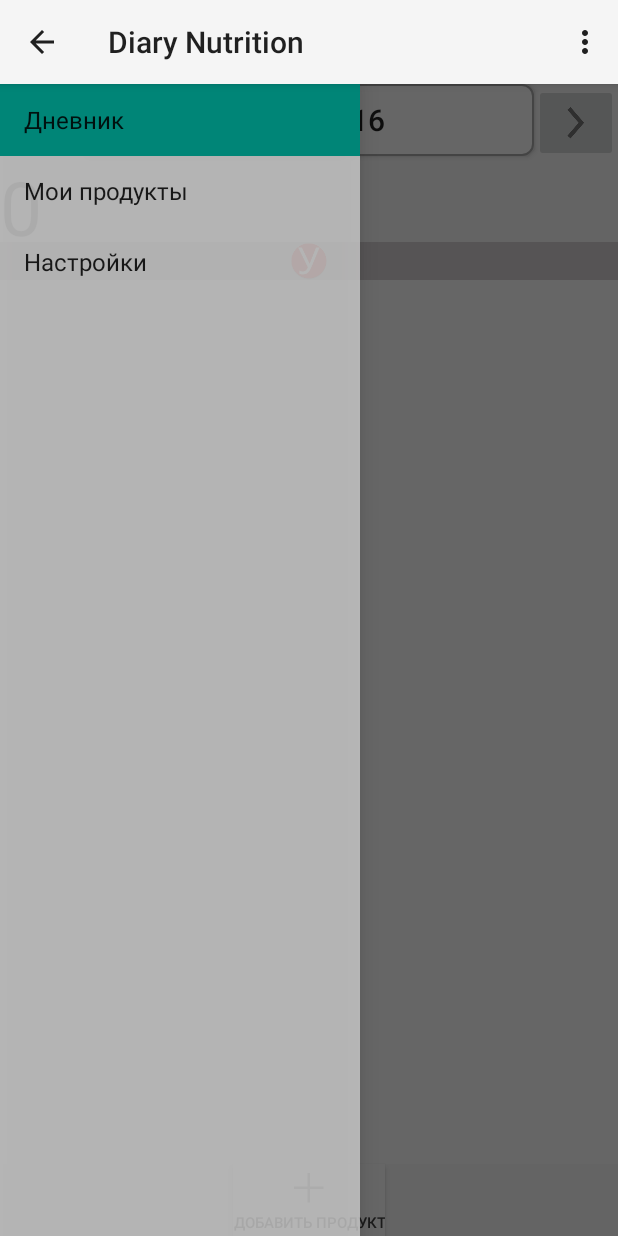
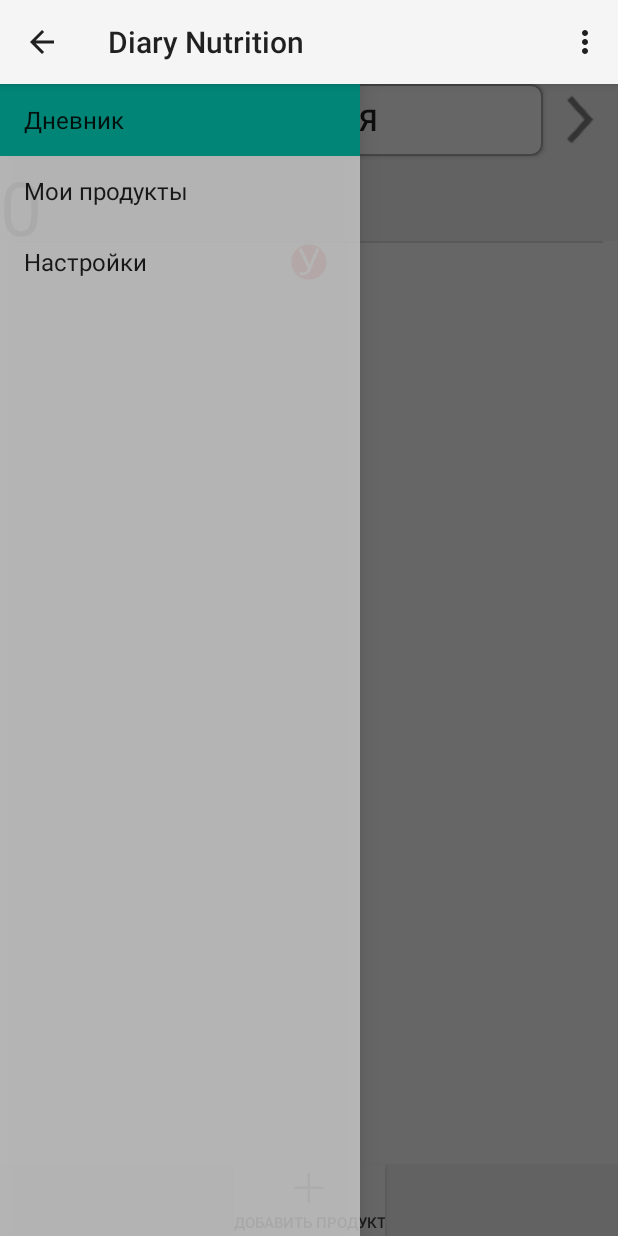
Before and after one commit to EDlGER/Diary-Nutrition, an Android app: the screen it shows after launch (MainActivity), on a phone screen of 412 x 824 dp. Run offline under Robolectric (Android 15) with nearby library versions, the light colour scheme and no system bars; 13 statements that could not run were skipped.

Commit message:
ready for material

```diff
--- a/DiaryNutrition/app/src/main/java/ediger/diarynutrition/fragments/DiaryFragment.java
+++ b/DiaryNutrition/app/src/main/java/ediger/diarynutrition/fragments/DiaryFragment.java
@@ -48,7 +48,8 @@
     private long date;
     private String formatDate;
     private Calendar nowto;
-    SimpleDateFormat dateFormatter;
+    private Calendar today = Calendar.getInstance();
+    private SimpleDateFormat dateFormatter = new SimpleDateFormat("dd.MM.yyyy");
     private RecordAdapter recordAdapter;
     private ExpandableListView listRecord;
     private Button btnDate;
@@ -108,7 +109,14 @@
         btnPrev.setOnClickListener(this);
         btnDate.setOnClickListener(this);
 
+        today.set(Calendar.HOUR_OF_DAY, 0);
+        today.set(Calendar.MINUTE, 0);
+        today.set(Calendar.SECOND,0);
+        today.set(Calendar.MILLISECOND,0);
+
         nowto = Calendar.getInstance();
+        nowto.clear(Calendar.MILLISECOND);
+        nowto.clear(Calendar.SECOND);
 
         year = now.get(Calendar.YEAR);
         month = now.get(Calendar.MONTH);
@@ -119,11 +127,7 @@
         date = nowto.getTimeInMillis();
         now.setTimeInMillis(date);
         AppContext.getDbDiary().editDate(date);
-
-
-        dateFormatter = new SimpleDateFormat("dd.MM.yyyy");
-        formatDate = dateFormatter.format(now.getTime());
-        btnDate.setText(formatDate);
+        btnDate.setText(getString(R.string.diary_date_today));
 
         cursor = AppContext.getDbDiary().getMealData();
         int[] groupTo = {
@@ -170,6 +174,18 @@
         return rootview;
     }
 
+    private void setBtnDate() {
+
+        if (today.equals(nowto)) {
+
+            btnDate.setText(getString(R.string.diary_date_today));
+
+        } else {
+            formatDate = dateFormatter.format(nowto.getTime());
+            btnDate.setText(formatDate);
+        }
+    }
+
     @Override
     public void onClick(View v) {
         switch(v.getId()) {
@@ -178,8 +194,9 @@
                 day++;
                 date = nowto.getTimeInMillis();
                 AppContext.getDbDiary().editDate(date);
-                formatDate = dateFormatter.format(nowto.getTime());
-                btnDate.setText(formatDate);
+
+                setBtnDate();
+
                 for(int i=0; i < recordAdapter.getGroupCount(); i++) {
                     listRecord.collapseGroup(i);
                     listRecord.expandGroup(i);
@@ -191,8 +208,9 @@
                 day--;
                 date = nowto.getTimeInMillis();
                 AppContext.getDbDiary().editDate(date);
-                formatDate = dateFormatter.format(nowto.getTime());
-                btnDate.setText(formatDate);
+
+                setBtnDate();
+
                 for(int i=0; i < recordAdapter.getGroupCount(); i++) {
                     listRecord.collapseGroup(i);
                     listRecord.expandGroup(i);
@@ -213,12 +231,14 @@
             int year = data.getIntExtra("year",0);
             int month = data.getIntExtra("month",0);
             int day = data.getIntExtra("day",0);
+
             this.day = day;
             nowto.set(year,month,day);
             date = nowto.getTimeInMillis();
             AppContext.getDbDiary().editDate(date);
-            formatDate = dateFormatter.format(nowto.getTime());
-            btnDate.setText(formatDate);
+
+            setBtnDate();
+
             for(int i=0; i < recordAdapter.getGroupCount(); i++) {
                 listRecord.collapseGroup(i);
                 listRecord.expandGroup(i);
--- a/DiaryNutrition/app/src/main/res/layout/diary_layout.xml
+++ b/DiaryNutrition/app/src/main/res/layout/diary_layout.xml
@@ -1,7 +1,8 @@
 <?xml version="1.0" encoding="utf-8"?>
 <RelativeLayout xmlns:android="http://schemas.android.com/apk/res/android"
     android:layout_width="match_parent" android:layout_height="match_parent"
-    android:id="@+id/contentFrame">
+    android:id="@+id/contentFrame"
+    android:background="#F5F5F5">
 
     <TextView
         android:layout_width="wrap_content"
@@ -12,15 +13,6 @@
         android:layout_below="@+id/datePicker"
         android:layout_marginBottom="15dp"
         android:maxLines="1" />
-
-
-    <Button
-        android:layout_width="wrap_content"
-        android:layout_height="wrap_content"
-        android:onClick="btnAddClick"
-        android:id="@+id/b_add"
-        android:text="@string/add_food"
-        style="@style/material_button" />
 
     <Button
         android:layout_width="wrap_content"
@@ -36,28 +28,37 @@
         android:clickable="true" />
 
     <ImageButton
-        android:layout_width="wrap_content"
+        android:layout_width="50dp"
         android:layout_height="wrap_content"
         android:id="@+id/btnDateNext"
-        android:src="@drawable/ic_next"
         android:layout_alignParentTop="true"
-        android:layout_alignParentEnd="true" />
+        android:layout_alignParentEnd="true"
+        android:background="@drawable/ic_next"
+        android:layout_above="@+id/textView2" />
 
     <ImageButton
-        android:layout_width="wrap_content"
+        android:layout_width="50dp"
         android:layout_height="wrap_content"
         android:id="@+id/btnDatePrev"
-        android:src="@drawable/ic_back"
         android:layout_alignParentTop="true"
         android:layout_alignParentLeft="true"
         android:layout_alignParentStart="true"
+        android:background="@drawable/ic_back"
+        android:layout_above="@+id/textView2" />
 
-        />
     <LinearLayout xmlns:android="http://schemas.android.com/apk/res/android"
         android:orientation="vertical" android:layout_width="match_parent"
-        android:layout_height="25dp"
-        android:background="#d9d3d5"
+        android:layout_height="26dp"
+        android:background="@color/background_floating_material_light"
         android:layout_above="@+id/listRecords">
+
+        <View
+            android:layout_width="match_parent"
+            android:layout_height="1dp"
+            android:background="?android:attr/listDivider"
+            android:layout_gravity="center_horizontal"
+            android:layout_marginRight="10dp"
+            android:layout_marginLeft="10dp" />
 
         <ImageView
             android:layout_width="25dp"
@@ -79,5 +80,13 @@
         android:background="@drawable/list_view"
         android:longClickable="true"/>
 
+    <Button
+        android:layout_width="wrap_content"
+        android:layout_height="wrap_content"
+        android:onClick="btnAddClick"
+        android:id="@+id/b_add"
+        android:text="@string/add_food"
+        style="@style/material_button" />
+
 
 </RelativeLayout>
--- a/DiaryNutrition/app/src/main/res/values/strings.xml
+++ b/DiaryNutrition/app/src/main/res/values/strings.xml
@@ -6,6 +6,10 @@
     <string name="title_sec2_ru">Мои продукты</string>
     <string name="title_sec3_ru">Настройки</string>
     <string name="tittle_search">Поиск продукта</string>
+
+    <string name="diary_date_today">Сегодня</string>
+    <string name="diary_date_yesterday">Вчера</string>
+    <string name="diary_date_tomorrow">Завтра</string>
 
     <string name="food_tab1">Добавленные</string>
     <string name="food_tab2">Избранные</string>
```
